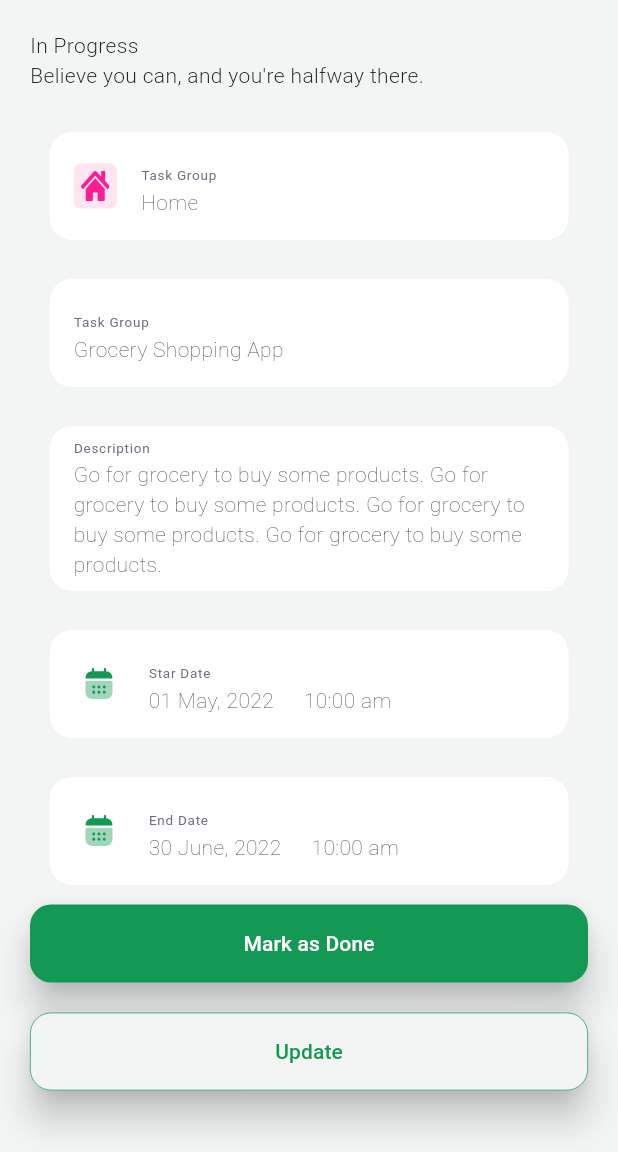
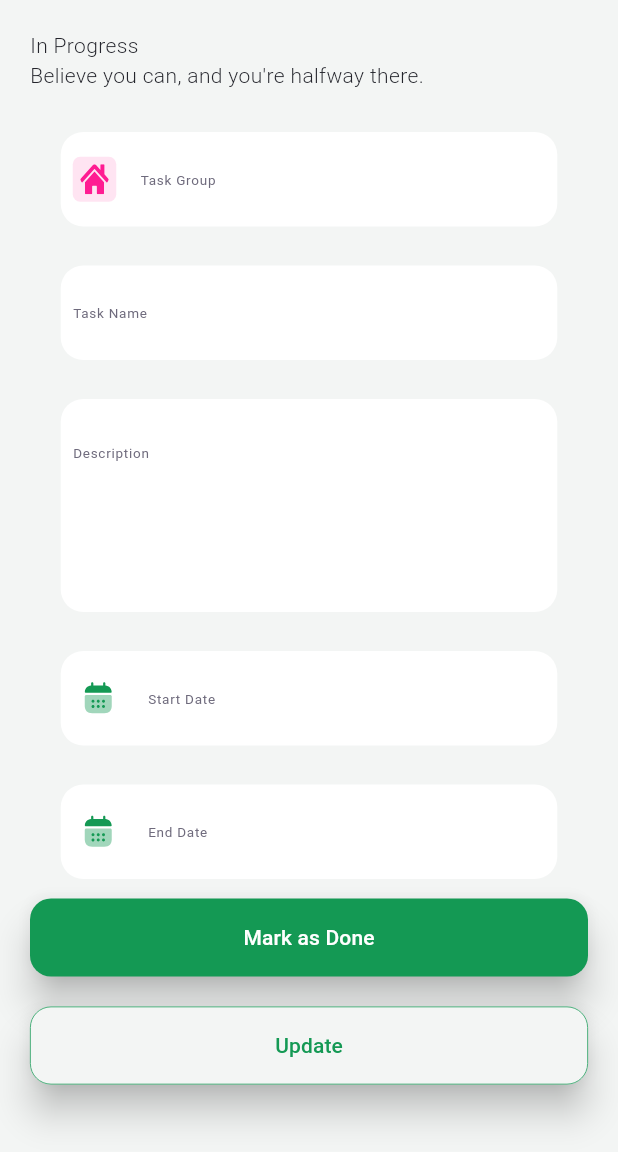
Before and after one commit to farghal21/nti_course_tasks, a Flutter app: the screen it shows after launch, on a phone screen of 412 x 824 dp, the part 84-1236 px from its top. Run offline on Flutter 3.47's test engine with Material 3 defaults, Android fonts, the phone set to English and light mode, and no system bars; our stand-ins replace flutter_svg; Roboto replaces fonts that are missing (assets/fonts/Lexend_Deca/LexendDeca-Black.ttf).

Commit message:
final edit task page

```diff
--- a/lib/Categories/buttons.dart
+++ b/lib/Categories/buttons.dart
@@ -1,5 +1,5 @@
 import 'package:flutter/material.dart';
-import 'package:nti_course_tasks/StyleFolder/taskColors.dart';
+import 'package:nti_course_tasks/StyleFolder/Colors/taskColors.dart';
 
 class Buttons extends StatelessWidget {
   final String adress;
@@ -16,7 +16,7 @@ class Buttons extends StatelessWidget {
     required this.adress,
     required this.textColor,
     this.isSelected = false,
-    this.backgroundColor = Taskcolors.appColor,
+    this.backgroundColor = Appcolors.appColor,
     this.buttonWidth = 70,
     this.buttonHeight = 28,
     this.shapeisSelected = false,
@@ -37,7 +37,7 @@ class Buttons extends StatelessWidget {
                 : BorderSide(width: .5, color: bordeside),
             elevation: shapeisSelected ? 10 : 0,
             backgroundColor:
-                isSelected ? Color(0xff149954) : Taskcolors.appColor,
+                isSelected ? Color(0xff149954) : Appcolors.appColor,
             minimumSize: Size(buttonWidth, buttonHeight)),
         onPressed: () {},
         child: Text(
--- a/lib/Categories/edit_task_card.dart
+++ /dev/null
@@ -1,45 +0,0 @@
-import 'package:flutter/material.dart';
-import 'package:flutter_svg/svg.dart';
-
-class EditTaskCard extends StatelessWidget {
-  final String title;
-  final String subtitle;
-  final SvgPicture? icon;
-
-  const EditTaskCard(
-      {super.key, required this.title, required this.subtitle, this.icon});
-
-  @override
-  Widget build(BuildContext context) {
-    return Container(
-      margin: EdgeInsets.all(13),
-      decoration: BoxDecoration(
-          color: Colors.white,
-          borderRadius: BorderRadius.all(Radius.circular(15))),
-      child: ListTile(
-        leading: icon != null
-            ? Container(
-                padding: EdgeInsets.all(5),
-                decoration: BoxDecoration(
-                    color: Color(0xffFFE4F2),
-                    borderRadius: BorderRadius.all(Radius.circular(5))),
-                child: icon)
-            : null,
-        title: Text(title,
-            style: TextStyle(
-                fontWeight: FontWeight.w400,
-                fontSize: 9,
-                fontFamily: "assets/fonts/Lexend_Deca/LexendDeca-Black.ttf",
-                color: Color(0xff6E6A7C))),
-        subtitle: Text(
-          subtitle,
-          style: TextStyle(
-              fontWeight: FontWeight.w200,
-              fontSize: 14,
-              fontFamily: "assets/fonts/Lexend_Deca/LexendDeca-Black.ttf",
-              color: Color(0xff24252C)),
-        ),
-      ),
-    );
-  }
-}
--- /dev/null
+++ b/lib/Categories/textformwedgit.dart
@@ -0,0 +1,52 @@
+import 'package:flutter/material.dart';
+import 'package:nti_course_tasks/StyleFolder/Colors/taskColors.dart';
+
+class Textformwedgit extends StatelessWidget {
+  final String title;
+  final double height;
+  final Widget? icon;
+  final Color? iconBackgroundColor;
+  const Textformwedgit(
+      {super.key,
+      required this.title,
+      this.height = 63,
+      this.icon,
+      this.iconBackgroundColor});
+
+  @override
+  Widget build(BuildContext context) {
+    return Container(
+      padding: EdgeInsets.all(8),
+      width: 331,
+      height: height,
+      margin: EdgeInsets.all(13),
+      decoration: BoxDecoration(
+          color: Colors.white, borderRadius: BorderRadius.circular(15)),
+      child: TextFormField(
+        onFieldSubmitted: (value) {
+          print(value);
+        },
+        decoration: InputDecoration(
+          border: InputBorder.none,
+          label: Text(title,
+              style: TextStyle(
+                  fontWeight: FontWeight.w400,
+                  fontSize: 9,
+                  fontFamily: "assets/fonts/Lexend_Deca/LexendDeca-Black.ttf",
+                  color: Appcolors.textFormTitleColor)),
+          hintText: "Description",
+          icon: icon != null
+              ? Container(
+                  padding: EdgeInsets.all(5),
+                  decoration: BoxDecoration(
+                      color: iconBackgroundColor != null
+                          ? Appcolors.iconBackgroundColor
+                          : Colors.white,
+                      borderRadius: BorderRadius.circular(5)),
+                  child: icon)
+              : null,
+        ),
+      ),
+    );
+  }
+}
--- /dev/null
+++ b/lib/StyleFolder/Colors/taskColors.dart
@@ -0,0 +1,9 @@
+import 'package:flutter/material.dart';
+
+abstract class Appcolors {
+  static const Color appColor = Color(0xffF3F5F4);
+  static const Color iconBackgroundColor = Color(0xffFFE4F2);
+  static const Color textFormTitleColor = Color(0xff6E6A7C);
+  static const Color textFormButtonColor = Color(0xff149954);
+  static const Color editTaskAppBarButtonColor = Color(0xffE4312B);
+}
--- a/lib/StyleFolder/taskIcons.dart
+++ b/lib/StyleFolder/Icons/taskIcons.dart
@@ -2,5 +2,8 @@ abstract class AppIcons {
   static String arrowBack = "assets/icons/arrow_Back.svg";
   static String bag = "assets/icons/Bag.svg";
   static String home = "assets/icons/Home.svg";
+  static String home2 = "assets/icons/Home2.svg";
   static String person = "assets/icons/Person.svg";
+  static String calender = "assets/icons/calendar.svg";
+  static String delete = "assets/icons/delete.svg";
 }
--- a/lib/StyleFolder/taskColors.dart
+++ /dev/null
@@ -1,5 +0,0 @@
-import 'package:flutter/material.dart';
-
-abstract class Taskcolors {
-  static const Color appColor = Color(0xffF3F5F4);
-}
--- a/lib/edit_task.dart
+++ b/lib/edit_task.dart
@@ -1,8 +1,9 @@
 import 'package:flutter/material.dart';
 import 'package:flutter_svg/svg.dart';
 import 'package:nti_course_tasks/Categories/buttons.dart';
-import 'package:nti_course_tasks/Categories/edit_task_card.dart';
-import 'package:nti_course_tasks/StyleFolder/taskIcons.dart';
+import 'package:nti_course_tasks/Categories/textformwedgit.dart';
+import 'package:nti_course_tasks/StyleFolder/Colors/taskColors.dart';
+import 'package:nti_course_tasks/StyleFolder/Icons/taskIcons.dart';
 
 class EditTask extends StatelessWidget {
   const EditTask({super.key});
@@ -27,7 +28,7 @@ class EditTask extends StatelessWidget {
             margin: EdgeInsets.only(right: 8),
             child: ElevatedButton.icon(
               onPressed: () {},
-              icon: SvgPicture.asset('assets/icons/delete.svg'),
+              icon: SvgPicture.asset(AppIcons.delete),
               label: Text(
                 "Delete",
                 style: TextStyle(
@@ -38,7 +39,7 @@ class EditTask extends StatelessWidget {
                         'assets/fonts/Lexend_Deca/LexendDeca-Black.ttf'),
               ),
               style: ElevatedButton.styleFrom(
-                backgroundColor: Color(0xffE4312B),
+                backgroundColor: Appcolors.editTaskAppBarButtonColor,
                 shape: RoundedRectangleBorder(
                   borderRadius: BorderRadius.circular(30),
                 ),
@@ -84,114 +85,32 @@ class EditTask extends StatelessWidget {
                     ],
                   ),
                 ),
-                EditTaskCard(
+                Textformwedgit(
                   title: "Task Group",
-                  subtitle: "Home",
-                  icon: SvgPicture.asset("assets/icons/Home2.svg"),
+                  icon: SvgPicture.asset(AppIcons.home2),
+                  iconBackgroundColor: Appcolors.iconBackgroundColor,
                 ),
-                EditTaskCard(
-                    title: "Task Group", subtitle: "Grocery Shopping App"),
-                EditTaskCard(
+                Textformwedgit(
+                  title: "Task Name",
+                ),
+                Textformwedgit(
                   title: "Description",
-                  subtitle:
-                      "Go for grocery to buy some products. Go for grocery to buy some products. Go for grocery to buy some products. Go for grocery to buy some products.",
+                  height: 142,
                 ),
-                Container(
-                  margin: EdgeInsets.all(13),
-                  decoration: BoxDecoration(
-                      color: Colors.white,
-                      borderRadius: BorderRadius.all(Radius.circular(15))),
-                  child: ListTile(
-                    title: Text("Star Date",
-                        style: TextStyle(
-                            fontWeight: FontWeight.w400,
-                            fontSize: 9,
-                            fontFamily:
-                                "assets/fonts/Lexend_Deca/LexendDeca-Black.ttf",
-                            color: Color(0xff6E6A7C))),
-                    leading: Container(
-                        padding: EdgeInsets.all(5),
-                        decoration: BoxDecoration(
-                            borderRadius: BorderRadius.all(Radius.circular(5))),
-                        child: SvgPicture.asset("assets/icons/calendar.svg")),
-                    subtitle: Row(
-                      children: [
-                        Text(
-                          "01 May, 2022",
-                          style: TextStyle(
-                              fontWeight: FontWeight.w200,
-                              fontSize: 14,
-                              fontFamily:
-                                  "assets/fonts/Lexend_Deca/LexendDeca-Black.ttf",
-                              color: Color(0xff24252C)),
-                        ),
-                        SizedBox(
-                          width: 20,
-                        ),
-                        Text(
-                          "10:00 am",
-                          style: TextStyle(
-                              fontWeight: FontWeight.w200,
-                              fontSize: 14,
-                              fontFamily:
-                                  "assets/fonts/Lexend_Deca/LexendDeca-Black.ttf",
-                              color: Color(0xff24252C)),
-                        ),
-                      ],
-                    ),
-                  ),
+                Textformwedgit(
+                  title: "Start Date",
+                  icon: SvgPicture.asset(AppIcons.calender),
                 ),
-                Container(
-                  margin: EdgeInsets.all(13),
-                  decoration: BoxDecoration(
-                      color: Colors.white,
-                      borderRadius: BorderRadius.all(Radius.circular(15))),
-                  child: ListTile(
-                    title: Text("End Date",
-                        style: TextStyle(
-                            fontWeight: FontWeight.w400,
-                            fontSize: 9,
-                            fontFamily:
-                                "assets/fonts/Lexend_Deca/LexendDeca-Black.ttf",
-                            color: Color(0xff6E6A7C))),
-                    leading: Container(
-                        padding: EdgeInsets.all(5),
-                        decoration: BoxDecoration(
-                            borderRadius: BorderRadius.all(Radius.circular(5))),
-                        child: SvgPicture.asset("assets/icons/calendar.svg")),
-                    subtitle: Row(
-                      children: [
-                        Text(
-                          "30 June, 2022",
-                          style: TextStyle(
-                              fontWeight: FontWeight.w200,
-                              fontSize: 14,
-                              fontFamily:
-                                  "assets/fonts/Lexend_Deca/LexendDeca-Black.ttf",
-                              color: Color(0xff24252C)),
-                        ),
-                        SizedBox(
-                          width: 20,
-                        ),
-                        Text(
-                          "10:00 am",
-                          style: TextStyle(
-                              fontWeight: FontWeight.w200,
-                              fontSize: 14,
-                              fontFamily:
-                                  "assets/fonts/Lexend_Deca/LexendDeca-Black.ttf",
-                              color: Color(0xff24252C)),
-                        ),
-                      ],
-                    ),
-                  ),
+                Textformwedgit(
+                  title: "End Date",
+                  icon: SvgPicture.asset(AppIcons.calender),
                 ),
               ],
             ),
             Buttons(
               adress: 'Mark as Done',
               textColor: Colors.white,
-              backgroundColor: Color(0xff149954),
+              backgroundColor: Appcolors.textFormButtonColor,
               isSelected: true,
               buttonHeight: 52.0001106262207,
               buttonWidth: 331,
@@ -202,13 +121,13 @@ class EditTask extends StatelessWidget {
             ),
             Buttons(
               adress: 'Update',
-              textColor: Color(0xff149954),
-              backgroundColor: Color(0xff149954),
+              textColor: Appcolors.textFormButtonColor,
+              backgroundColor: Appcolors.textFormButtonColor,
               isSelected: false,
               buttonHeight: 52.0001106262207,
               buttonWidth: 331,
               shapeisSelected: true,
-              bordeside: Color(0xff149954),
+              bordeside: Appcolors.textFormButtonColor,
             ),
           ],
         ),
--- a/lib/main.dart
+++ b/lib/main.dart
@@ -1,7 +1,6 @@
 import 'package:flutter/material.dart';
-import 'package:nti_course_tasks/StyleFolder/taskColors.dart';
+import 'package:nti_course_tasks/StyleFolder/Colors/taskColors.dart';
 import 'package:nti_course_tasks/edit_task.dart';
-import 'package:nti_course_tasks/today_task.dart';
 
 void main() {
   runApp(const MyApp());
@@ -15,8 +14,8 @@ class MyApp extends StatelessWidget {
   Widget build(BuildContext context) {
     return MaterialApp(
       theme: ThemeData(
-          scaffoldBackgroundColor: Taskcolors.appColor,
-          appBarTheme: AppBarTheme(backgroundColor: Taskcolors.appColor)),
+          scaffoldBackgroundColor: Appcolors.appColor,
+          appBarTheme: AppBarTheme(backgroundColor: Appcolors.appColor)),
       debugShowCheckedModeBanner: false,
       home: EditTask(),
     );
--- a/lib/today_task.dart
+++ b/lib/today_task.dart
@@ -2,7 +2,7 @@ import 'package:flutter/material.dart';
 import 'package:flutter_svg/flutter_svg.dart';
 import 'package:nti_course_tasks/Categories/buttons.dart';
 import 'package:nti_course_tasks/Categories/cards.dart';
-import 'package:nti_course_tasks/StyleFolder/taskIcons.dart';
+import 'package:nti_course_tasks/StyleFolder/Icons/taskIcons.dart';
 
 class TodayTask extends StatelessWidget {
   const TodayTask({super.key});
--- a/pubspec.yaml
+++ b/pubspec.yaml
@@ -79,6 +79,8 @@ flutter:
     - family: Lexend Deca
       fonts:
         - asset: assets/fonts/Lexend_Deca/LexendDeca-Black.ttf
+        - asset: assets/fonts/Lexend_Deca/LexendDeca-Regular.ttf
+
 
   #
   # For details regarding fonts from package dependencies,
```
